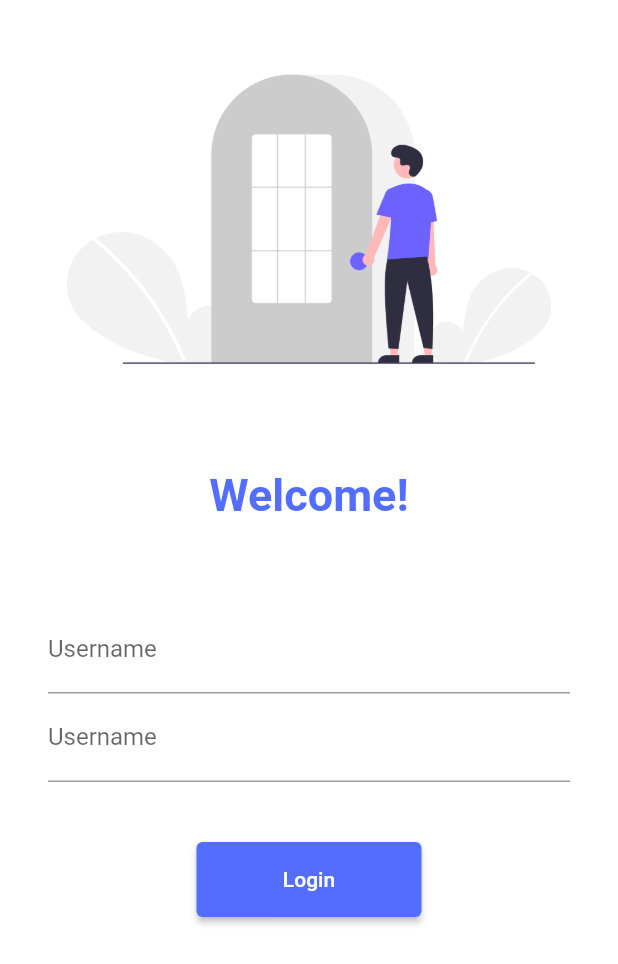
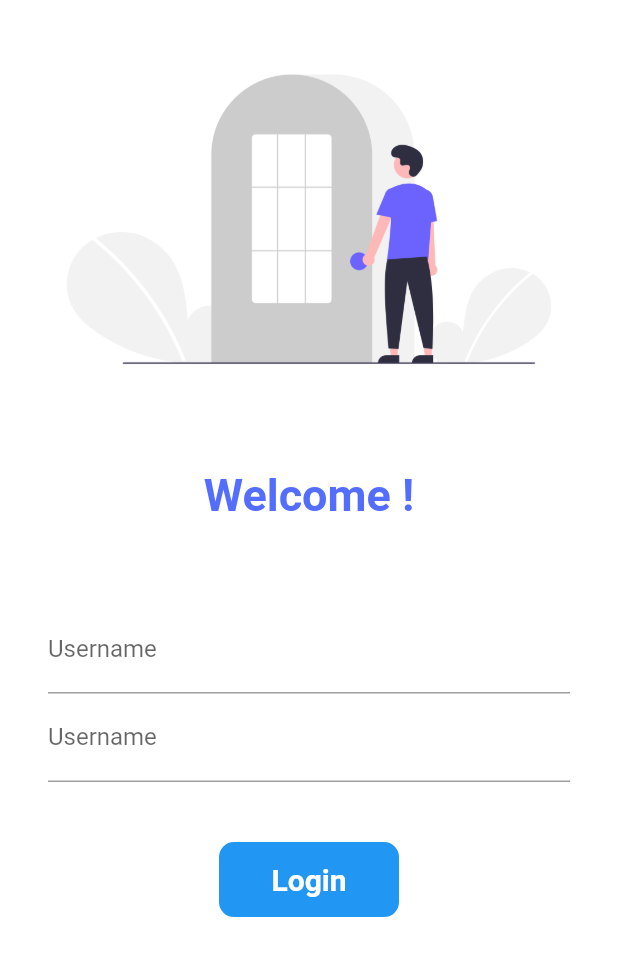
Before and after one commit to ruxrup/learningFlutter, a Flutter app: the screen it shows after launch, on a phone screen of 412 x 824 dp. Shown: the top 964 px of the screen. Run offline on Flutter 3.47's test engine with Material 2 defaults, Android fonts, the phone set to English and light mode, and no system bars.

Commit message:
first animation added

```diff
--- a/flutter_application_1/lib/Screens/login.dart
+++ b/flutter_application_1/lib/Screens/login.dart
@@ -1,9 +1,16 @@
 import "package:flutter/material.dart";
 import 'package:flutter_application_1/utils/routes.dart';
 
-class login extends StatelessWidget {
+class login extends StatefulWidget {
   const login({Key? key}) : super(key: key);
 
+  @override
+  State<login> createState() => _loginState();
+}
+
+class _loginState extends State<login> {
+  String name = "";
+  bool pressbutton = false;
   @override
   Widget build(BuildContext context) {
     return Material(
@@ -22,7 +29,7 @@ class login extends StatelessWidget {
                 height: 40,
               ),
               Text(
-                "Welcome!",
+                "Welcome $name!",
                 style: TextStyle(
                   fontSize: 30,
                   color: Colors.indigoAccent,
@@ -38,6 +45,10 @@ class login extends StatelessWidget {
                 child: Column(
                   children: [
                     TextFormField(
+                      onChanged: (value) {
+                        name = value;
+                        setState(() {});
+                      },
                       decoration: InputDecoration(
                           hintText: "Enter username", labelText: "Username"),
                     ),
@@ -49,14 +60,46 @@ class login extends StatelessWidget {
                     SizedBox(
                       height: 40,
                     ),
-                    ElevatedButton(
-                        onPressed: () {
-                          Navigator.pushNamed(context, MyRoutes.Home);
-                        },
-                        style: TextButton.styleFrom(minimumSize: Size(150, 50)),
-                        child: Text(
-                          "Login",
-                        ))
+                    InkWell(
+                      onTap: () async {
+                        setState(() {
+                          pressbutton = true;
+                        });
+                        await Future.delayed(Duration(seconds: 1));
+                        Navigator.pushNamed(context, MyRoutes.Home);
+                      },
+                      child: AnimatedContainer(
+                        duration: Duration(seconds: 1),
+                        height: 50,
+                        width: pressbutton ? 50 : 120,
+                        child: Center(
+                            child: pressbutton
+                                ? Icon(Icons.done)
+                                : Text(
+                                    "Login",
+                                    style: TextStyle(
+                                        fontWeight: FontWeight.bold,
+                                        fontSize: 20,
+                                        color: Colors.white),
+                                  )),
+                        decoration: BoxDecoration(
+                            color: Colors.blue,
+                            borderRadius:
+                                BorderRadius.circular(pressbutton ? 30 : 10)
+                            // shape: pressbutton
+                            //     ? BoxShape.circle
+                            //     : BoxShape.rectangle,
+                            ),
+                      ),
+                    )
+                    // ElevatedButton(
+                    //     onPressed: () {
+                    //       Navigator.pushNamed(context, MyRoutes.Home);
+                    //     },
+                    //     style: TextButton.styleFrom(minimumSize: Size(150, 50)),
+                    //     child: Text(
+                    //       "Login",
+                    //     ))
                   ],
                 ),
               )
```
